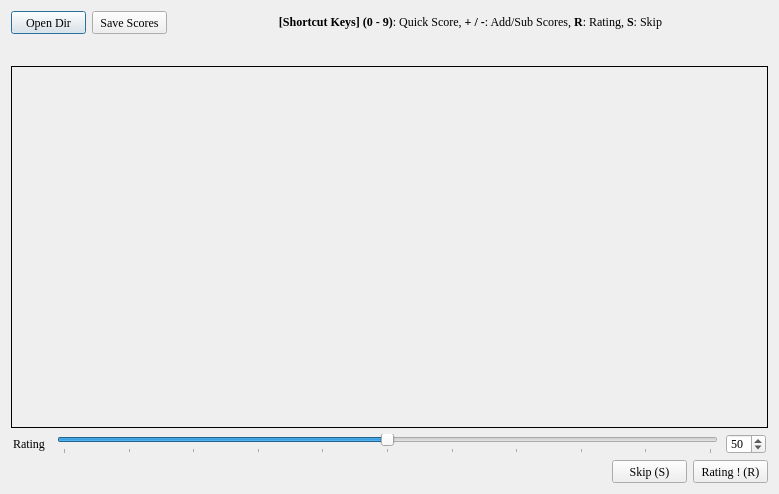
First picture: the form in StreetViewRatingApp/StreetViewRatingApp.ui, repository zhangan15/CUG_GIS_YAO_x64, before the edit.
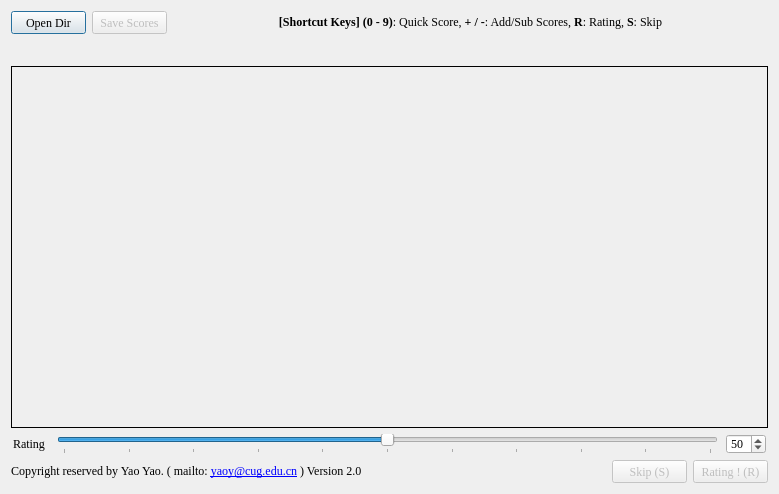
Second picture: the form after the edit.

Patch:
```diff
--- a/StreetViewRatingApp/StreetViewRatingApp.ui
+++ b/StreetViewRatingApp/StreetViewRatingApp.ui
@@ -63,6 +63,9 @@
      </item>
      <item>
       <widget class="QPushButton" name="saveBtn">
+       <property name="enabled">
+        <bool>false</bool>
+       </property>
        <property name="minimumSize">
         <size>
          <width>75</width>
@@ -266,12 +269,15 @@
         </font>
        </property>
        <property name="text">
-        <string/>
+        <string>&lt;html&gt;&lt;head/&gt;&lt;body&gt;&lt;p&gt;Copyright reserved by Yao Yao. ( mailto: &lt;a href=&quot;mailto: yaoy@cug.edu.cn&quot;&gt;&lt;span style=&quot; text-decoration: underline; color:#0000ff;&quot;&gt;yaoy@cug.edu.cn&lt;/span&gt;&lt;/a&gt; ) Version 2.0&lt;/p&gt;&lt;/body&gt;&lt;/html&gt;</string>
        </property>
       </widget>
      </item>
      <item>
       <widget class="QPushButton" name="skipBtn">
+       <property name="enabled">
+        <bool>false</bool>
+       </property>
        <property name="minimumSize">
         <size>
          <width>75</width>
@@ -298,6 +304,9 @@
      </item>
      <item>
       <widget class="QPushButton" name="nextBtn">
+       <property name="enabled">
+        <bool>false</bool>
+       </property>
        <property name="minimumSize">
         <size>
          <width>75</width>
```
Left out of the diff: 2 changed lines with no effect on the pictures.
